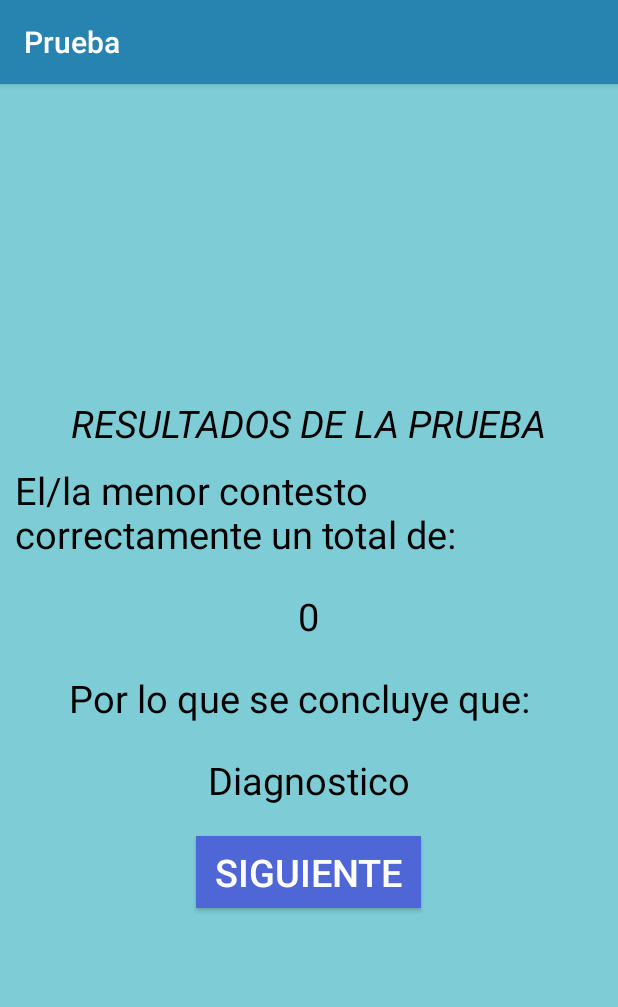
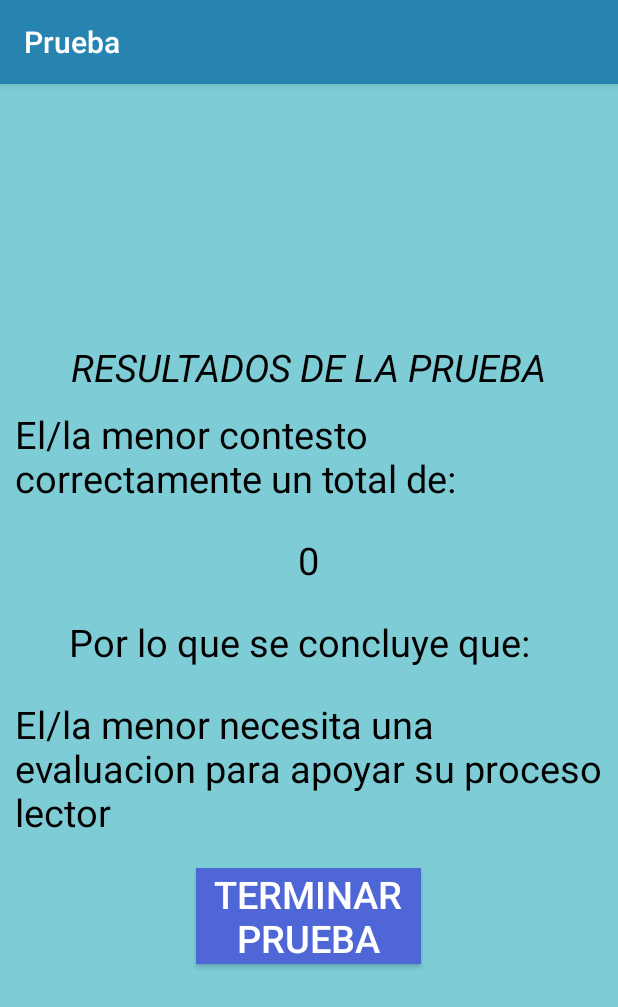
Before and after one commit to Numerica98/DiagnoDixie, an Android app: the ResultActivity screen opened directly, with no data from a screen before it, on a phone screen of 412 x 824 dp. Shown: the top 1007 px of the screen. Run offline under Robolectric (Android 15) with nearby library versions, the phone set to English and light mode, and no system bars.

Commit message:
Modificada la actividad final

```diff
--- a/app/src/main/java/com/example/prueba/ResultActivity.kt
+++ b/app/src/main/java/com/example/prueba/ResultActivity.kt
@@ -1,7 +1,9 @@
 package com.example.prueba
 
+import android.content.Intent
 import androidx.appcompat.app.AppCompatActivity
 import android.os.Bundle
+import kotlinx.android.synthetic.main.activity_result.*
 
 class ResultActivity : AppCompatActivity() {
 
@@ -9,9 +11,30 @@ class ResultActivity : AppCompatActivity() {
         super.onCreate(savedInstanceState)
         setContentView(R.layout.activity_result)
 
+        //Variable para acceder a la constante
         var mApp = AppConstants()
 
+        //Coloca el valor del puntaje
+        tv_AnswerCountDetail.setText(mApp.score.toString())
 
+        //Dependiendo del puntaje obtenido en la prueba, coloca el diagnostico
+        if(mApp.score >= 2){
+            tv_RecomendationDetail.setText("El/la menor no presenta la condicion")
+        }else {
+            tv_RecomendationDetail.setText("El/la menor necesita una evaluacion para apoyar su proceso lector")
+        }
+
+        //Accion del boton
+        bt_NextFinish.setOnClickListener {
+            //Restaura los valores globales a su valor inicial
+            mApp.passwordUser = ""
+            mApp.characterKid = 0
+            mApp.score = 0
+
+            //Envia a la pantalla principal
+            val intentMain = Intent(this@ResultActivity, MainActivity::class.java)
+            startActivity(intentMain)
+        }
 
     }
 }
--- a/app/src/main/res/layout/activity_result.xml
+++ b/app/src/main/res/layout/activity_result.xml
@@ -70,7 +70,7 @@
                 android:layout_width="@dimen/width_button"
                 android:layout_height="wrap_content"
                 android:layout_margin="@dimen/margin_view"
-                android:text="@string/text_siguiente"
+                android:text="@string/text_terminar"
                 android:textSize="@dimen/text_main"
                 android:textColor="@color/text_button"
                 android:background="@color/background_button"
--- a/app/src/main/res/values/strings.xml
+++ b/app/src/main/res/values/strings.xml
@@ -4,4 +4,5 @@
     <!-- TODO: Remove or change this placeholder text -->
     <string name="hello_blank_fragment">Hello blank fragment</string>
     <string name="text_siguiente">Siguiente</string>
+    <string name="text_terminar">Terminar prueba</string>
 </resources>
```
